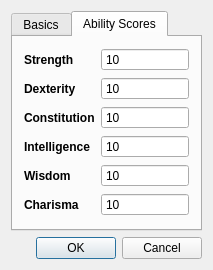
This is CharacterDialog.ui in smithbt/StarfinderCharacterApp as Qt 5 draws it before an edit. The edited form follows.
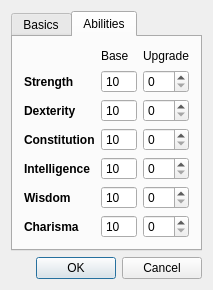
This is the edited form. The open tabs and pages were chosen to show the change.

Commit message: Added SQL table for basic class information.

The edit to the form file:
```diff
--- a/CharacterDialog.ui
+++ b/CharacterDialog.ui
@@ -7,7 +7,7 @@
     <x>0</x>
     <y>0</y>
     <width>213</width>
-    <height>242</height>
+    <height>261</height>
    </rect>
   </property>
   <property name="windowTitle">
@@ -62,10 +62,17 @@
      </widget>
      <widget class="QWidget" name="tab_2">
       <attribute name="title">
-       <string>Ability Scores</string>
+       <string>Abilities</string>
       </attribute>
-      <layout class="QFormLayout" name="formLayout_2">
-       <item row="0" column="0">
+      <layout class="QGridLayout" name="gridLayout_2">
+       <item row="0" column="1">
+        <widget class="QLabel" name="label">
+         <property name="text">
+          <string>Base</string>
+         </property>
+        </widget>
+       </item>
+       <item row="1" column="0">
         <widget class="QLabel" name="STR_label">
          <property name="font">
           <font>
@@ -78,7 +85,7 @@
          </property>
         </widget>
        </item>
-       <item row="0" column="1">
+       <item row="1" column="1">
         <widget class="QSpinBox" name="STR_score">
          <property name="buttonSymbols">
           <enum>QAbstractSpinBox::NoButtons</enum>
@@ -88,7 +95,20 @@
          </property>
         </widget>
        </item>
-       <item row="1" column="0">
+       <item row="1" column="2">
+        <widget class="QSpinBox" name="STRupgrade_spinBox">
+         <property name="buttonSymbols">
+          <enum>QAbstractSpinBox::UpDownArrows</enum>
+         </property>
+         <property name="maximum">
+          <number>6</number>
+         </property>
+         <property name="singleStep">
+          <number>2</number>
+         </property>
+        </widget>
+       </item>
+       <item row="2" column="0">
         <widget class="QLabel" name="DEX_label">
          <property name="font">
           <font>
@@ -101,7 +121,7 @@
          </property>
         </widget>
        </item>
-       <item row="1" column="1">
+       <item row="2" column="1">
         <widget class="QSpinBox" name="DEX_score">
          <property name="buttonSymbols">
           <enum>QAbstractSpinBox::NoButtons</enum>
@@ -111,7 +131,20 @@
          </property>
         </widget>
        </item>
-       <item row="2" column="0">
+       <item row="2" column="2">
+        <widget class="QSpinBox" name="DEXupgrade_spinBox">
+         <property name="buttonSymbols">
+          <enum>QAbstractSpinBox::UpDownArrows</enum>
+         </property>
+         <property name="maximum">
+          <number>6</number>
+         </property>
+         <property name="singleStep">
+          <number>2</number>
+         </property>
+        </widget>
+       </item>
+       <item row="3" column="0">
         <widget class="QLabel" name="CON_label">
          <property name="font">
           <font>
@@ -124,7 +157,7 @@
          </property>
         </widget>
        </item>
-       <item row="2" column="1">
+       <item row="3" column="1">
         <widget class="QSpinBox" name="CON_score">
          <property name="buttonSymbols">
           <enum>QAbstractSpinBox::NoButtons</enum>
@@ -134,7 +167,20 @@
          </property>
         </widget>
        </item>
-       <item row="3" column="0">
+       <item row="3" column="2">
+        <widget class="QSpinBox" name="CONupgrade_spinBox">
+         <property name="buttonSymbols">
+          <enum>QAbstractSpinBox::UpDownArrows</enum>
+         </property>
+         <property name="maximum">
+          <number>6</number>
+         </property>
+         <property name="singleStep">
+          <number>2</number>
+         </property>
+        </widget>
+       </item>
+       <item row="4" column="0">
         <widget class="QLabel" name="INT_label">
          <property name="font">
           <font>
@@ -147,7 +193,7 @@
          </property>
         </widget>
        </item>
-       <item row="3" column="1">
+       <item row="4" column="1">
         <widget class="QSpinBox" name="INT_score">
          <property name="buttonSymbols">
           <enum>QAbstractSpinBox::NoButtons</enum>
@@ -157,7 +203,20 @@
          </property>
         </widget>
        </item>
-       <item row="4" column="0">
+       <item row="4" column="2">
+        <widget class="QSpinBox" name="INTupgrade_spinBox">
+         <property name="buttonSymbols">
+          <enum>QAbstractSpinBox::UpDownArrows</enum>
+         </property>
+         <property name="maximum">
+          <number>6</number>
+         </property>
+         <property name="singleStep">
+          <number>2</number>
+         </property>
+        </widget>
+       </item>
+       <item row="5" column="0">
         <widget class="QLabel" name="WIS_label">
          <property name="font">
           <font>
@@ -170,7 +229,7 @@
          </property>
         </widget>
        </item>
-       <item row="4" column="1">
+       <item row="5" column="1">
         <widget class="QSpinBox" name="WIS_score">
          <property name="buttonSymbols">
           <enum>QAbstractSpinBox::NoButtons</enum>
@@ -180,7 +239,20 @@
          </property>
         </widget>
        </item>
-       <item row="5" column="0">
+       <item row="5" column="2">
+        <widget class="QSpinBox" name="WISupgrade_spinBox">
+         <property name="buttonSymbols">
+          <enum>QAbstractSpinBox::UpDownArrows</enum>
+         </property>
+         <property name="maximum">
+          <number>6</number>
+         </property>
+         <property name="singleStep">
+          <number>2</number>
+         </property>
+        </widget>
+       </item>
+       <item row="6" column="0">
         <widget class="QLabel" name="CHA_label">
          <property name="font">
           <font>
@@ -193,7 +265,7 @@
          </property>
         </widget>
        </item>
-       <item row="5" column="1">
+       <item row="6" column="1">
         <widget class="QSpinBox" name="CHA_score">
          <property name="buttonSymbols">
           <enum>QAbstractSpinBox::NoButtons</enum>
@@ -203,6 +275,26 @@
          </property>
         </widget>
        </item>
+       <item row="6" column="2">
+        <widget class="QSpinBox" name="CHAupgrade_spinBox">
+         <property name="buttonSymbols">
+          <enum>QAbstractSpinBox::UpDownArrows</enum>
+         </property>
+         <property name="maximum">
+          <number>6</number>
+         </property>
+         <property name="singleStep">
+          <number>2</number>
+         </property>
+        </widget>
+       </item>
+       <item row="0" column="2">
+        <widget class="QLabel" name="label_2">
+         <property name="text">
+          <string>Upgrade</string>
+         </property>
+        </widget>
+       </item>
       </layout>
      </widget>
     </widget>
```
Left out of the diff: 31 changed lines with no effect on the pictures. The commit also changes 11 other files.
